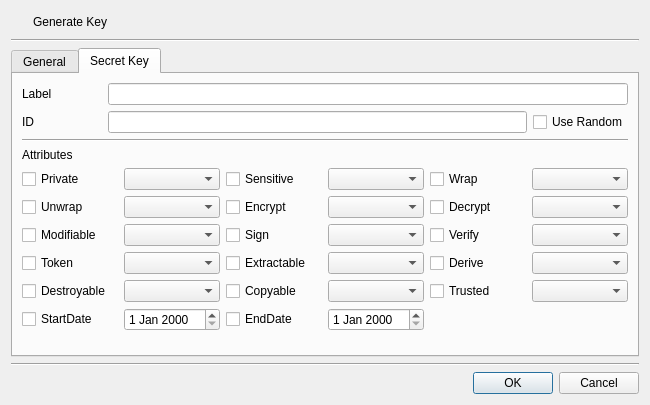
Old version of the form CryptokiMan/gen_key_dlg.ui in the repository jykim74/CryptokiMan.
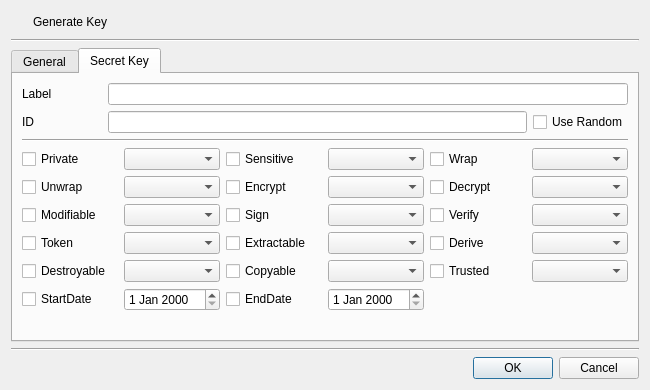
New version of the form. The open tabs and pages were chosen to show the change. Icons and pictures are not drawn.

```diff
--- a/CryptokiMan/gen_key_dlg.ui
+++ b/CryptokiMan/gen_key_dlg.ui
@@ -7,7 +7,7 @@
     <x>0</x>
     <y>0</y>
     <width>650</width>
-    <height>405</height>
+    <height>390</height>
    </rect>
   </property>
   <property name="windowTitle">
@@ -421,13 +421,6 @@
          </property>
         </widget>
        </item>
-       <item>
-        <widget class="QLabel" name="label_10">
-         <property name="text">
-          <string>Attributes</string>
-         </property>
-        </widget>
-       </item>
        <item>
         <layout class="QGridLayout" name="gridLayout_6">
          <property name="topMargin">
```
Left out of the diff: 2 changed lines with no effect on the pictures.
